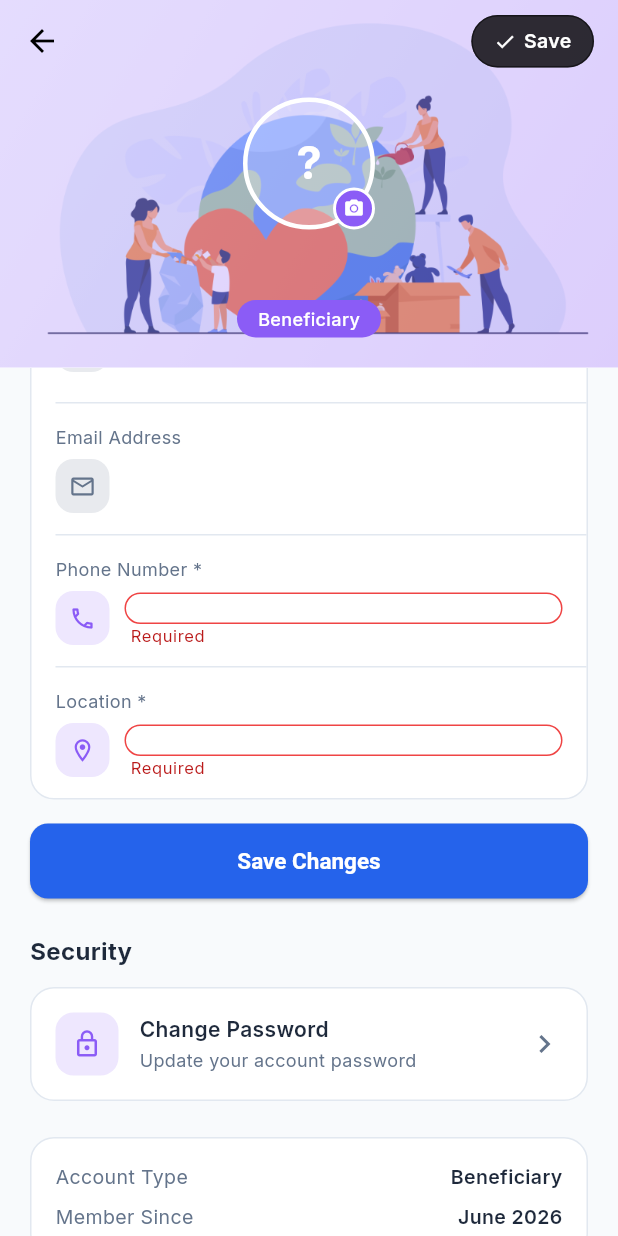
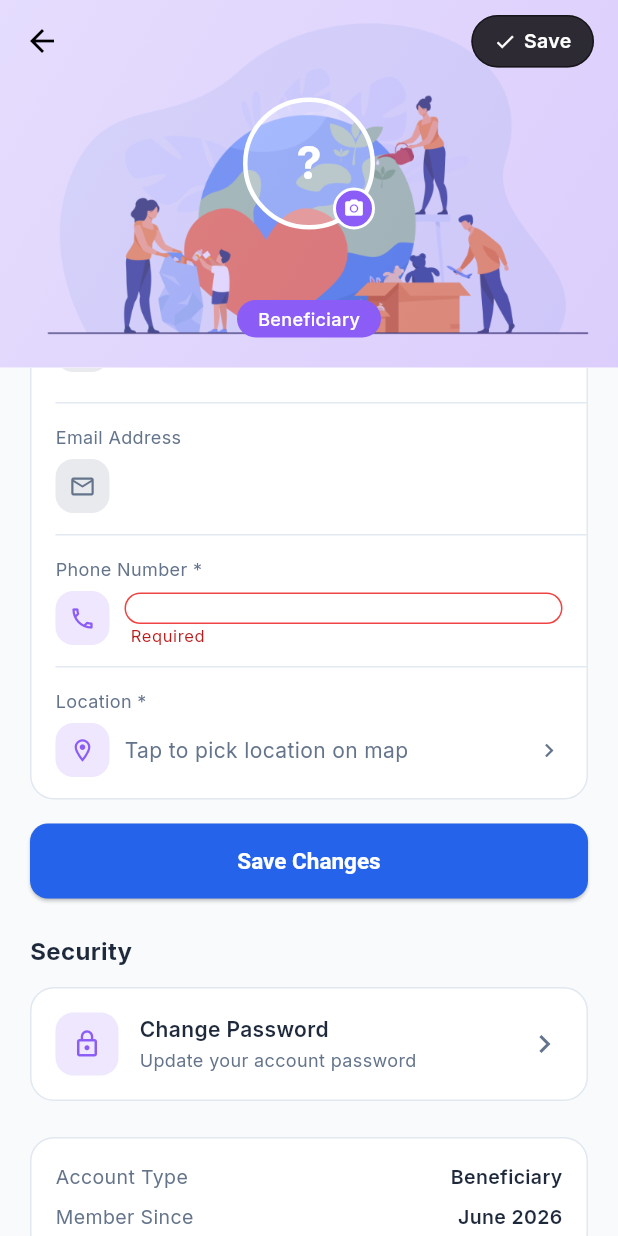
Before and after one commit to Simoyyy/HelpLink, a Flutter app: the BeneficiaryProfileScreen screen opened by its route, scrolled down 308 dp, after a tap on "Edit Profile", after a tap on "Save", on a phone screen of 412 x 824 dp. Run offline on Flutter 3.47's test engine with Material 3 defaults, Android fonts, the phone set to English and light mode, and no system bars; drawn by our look-alikes of cached_network_image; our stand-ins replace audioplayers, cloud_firestore, cloud_functions, file_picker, firebase_auth, firebase_core and 12 more; missing offline and left inert: mobile_scanner, record; accounts and stored records are empty; network calls fail; project files that could hold a hidden picture were left out.

Commit message:
feat: replace location text field with map picker in both profile screens
- Donor and beneficiary profile screens now open FullScreenMapPicker
  when the location row is tapped in edit mode
- Users can search by address or tap the map to pin their location
- Existing lat/lng pre-populates the map on re-open
- latitude and longitude are saved to Firestore alongside the address string
- Manual location validation added to _saveProfile (map picker bypasses
  TextFormField validator)

Co-Authored-By: Simoyyy <noreply@github.com>
Co-Authored-By: Claude Sonnet 4.6 <noreply@anthropic.com>

```diff
--- a/lib/screens/beneficiary/beneficiary_profile_screen.dart
+++ b/lib/screens/beneficiary/beneficiary_profile_screen.dart
@@ -3,10 +3,12 @@ import 'package:cached_network_image/cached_network_image.dart';
 import 'package:firebase_core/firebase_core.dart';
 import 'package:flutter/material.dart';
 import 'package:file_picker/file_picker.dart';
+import 'package:google_maps_flutter/google_maps_flutter.dart';
 import 'package:image_picker/image_picker.dart';
 import 'package:intl/intl.dart';
 import 'package:lottie/lottie.dart';
 import 'package:provider/provider.dart';
+import 'package:helplink/screens/beneficiary/location_picker.dart';
 import 'package:helplink/services/auth_service.dart';
 import 'package:helplink/services/firestore_service.dart';
 import 'package:helplink/utils/app_theme.dart';
@@ -31,6 +33,8 @@ class _BeneficiaryProfileScreenState extends State<BeneficiaryProfileScreen> {
   bool _showSuccess = false;
   bool _isUploadingPhoto = false;
   bool _hasPrecachedImage = false;
+  double? _selectedLat;
+  double? _selectedLng;
 
   @override
   void initState() {
@@ -40,6 +44,27 @@ class _BeneficiaryProfileScreenState extends State<BeneficiaryProfileScreen> {
     _icController = TextEditingController(text: user?.icNumber ?? '');
     _phoneController = TextEditingController(text: user?.phoneNumber ?? '');
     _locationController = TextEditingController(text: user?.location ?? '');
+    _selectedLat = user?.latitude;
+    _selectedLng = user?.longitude;
+  }
+
+  Future<void> _openMapPicker() async {
+    final initial = (_selectedLat != null && _selectedLng != null)
+        ? LatLng(_selectedLat!, _selectedLng!)
+        : null;
+    final result = await Navigator.push<MapPickResult>(
+      context,
+      MaterialPageRoute(
+        builder: (_) => FullScreenMapPicker(initialPosition: initial),
+      ),
+    );
+    if (result != null && mounted) {
+      setState(() {
+        _locationController.text = result.address;
+        _selectedLat = result.latLng.latitude;
+        _selectedLng = result.latLng.longitude;
+      });
+    }
   }
 
   @override
@@ -64,6 +89,13 @@ class _BeneficiaryProfileScreenState extends State<BeneficiaryProfileScreen> {
 
   Future<void> _saveProfile() async {
     if (!_formKey.currentState!.validate()) return;
+    if (_locationController.text.trim().isEmpty) {
+      ScaffoldMessenger.of(context).showSnackBar(const SnackBar(
+        content: Text('Please select a location from the map.'),
+        backgroundColor: AppTheme.errorRed,
+      ));
+      return;
+    }
     setState(() => _isSaving = true);
 
     final authService = Provider.of<AuthService>(context, listen: false);
@@ -79,6 +111,8 @@ class _BeneficiaryProfileScreenState extends State<BeneficiaryProfileScreen> {
         'icNumber': _icController.text.trim(),
         'phoneNumber': _phoneController.text.trim(),
         'location': _locationController.text.trim(),
+        if (_selectedLat != null) 'latitude': _selectedLat,
+        if (_selectedLng != null) 'longitude': _selectedLng,
       },
     );
 
@@ -705,17 +739,7 @@ class _BeneficiaryProfileScreenState extends State<BeneficiaryProfileScreen> {
                                 : null,
                           ),
                           _divider(),
-                          _profileField(
-                            label: 'Location *',
-                            controller: _locationController,
-                            icon: Icons.location_on_outlined,
-                            enabled: _isEditing,
-                            accentColor: AppTheme.primaryPurple,
-                            isLast: true,
-                            validator: (v) => v == null || v.trim().isEmpty
-                                ? 'Required'
-                                : null,
-                          ),
+                          _locationField(accentColor: AppTheme.primaryPurple),
                         ],
                       ),
                     ),
@@ -841,6 +865,51 @@ class _BeneficiaryProfileScreenState extends State<BeneficiaryProfileScreen> {
   Widget _divider() => const Divider(
       height: 1, thickness: 1, color: Color(0xFFE2E8F0), indent: 16);
 
+  Widget _locationField({required Color accentColor}) {
+    final hasLocation = _locationController.text.isNotEmpty;
+    return Padding(
+      padding: const EdgeInsets.symmetric(horizontal: 16, vertical: 14),
+      child: Column(
+        crossAxisAlignment: CrossAxisAlignment.start,
+        children: [
+          const Text('Location *',
+              style: TextStyle(fontSize: 12, color: AppTheme.textMuted)),
+          const SizedBox(height: 6),
+          GestureDetector(
+            onTap: _isEditing ? _openMapPicker : null,
+            child: Row(
+              children: [
+                _fieldIcon(
+                  Icons.location_on_outlined,
+                  _isEditing ? accentColor : AppTheme.textMuted,
+                ),
+                const SizedBox(width: 10),
+                Expanded(
+                  child: Text(
+                    hasLocation
+                        ? _locationController.text
+                        : _isEditing
+                            ? 'Tap to pick location on map'
+                            : '—',
+                    style: TextStyle(
+                      fontSize: 14,
+                      color: hasLocation
+                          ? AppTheme.textDark
+                          : AppTheme.textMuted,
+                    ),
+                  ),
+                ),
+                if (_isEditing)
+                  const Icon(Icons.chevron_right,
+                      size: 18, color: AppTheme.textMuted),
+              ],
+            ),
+          ),
+        ],
+      ),
+    );
+  }
+
   Widget _profileField({
     required String label,
     TextEditingController? controller,
@@ -848,7 +917,6 @@ class _BeneficiaryProfileScreenState extends State<BeneficiaryProfileScreen> {
     required IconData icon,
     required bool enabled,
     required Color accentColor,
-    bool isLast = false,
     TextInputType? keyboardType,
     String? Function(String?)? validator,
   }) {
```
Also changed, not shown: lib/screens/donor/donor_profile_screen.dart (+80 -12 lines).
